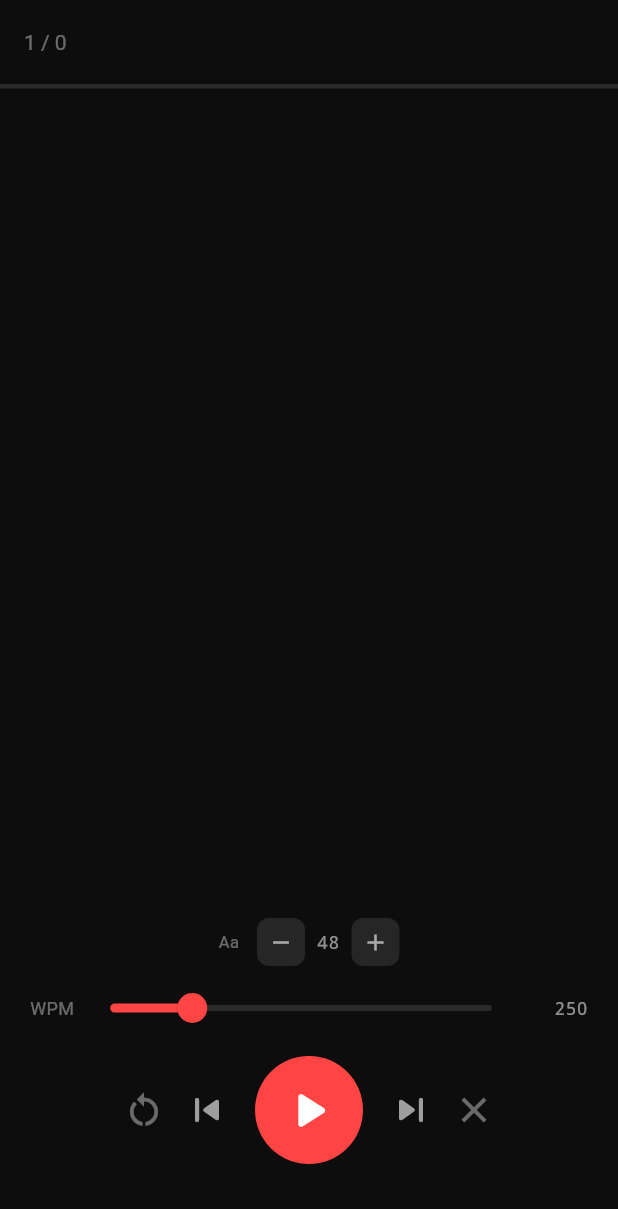
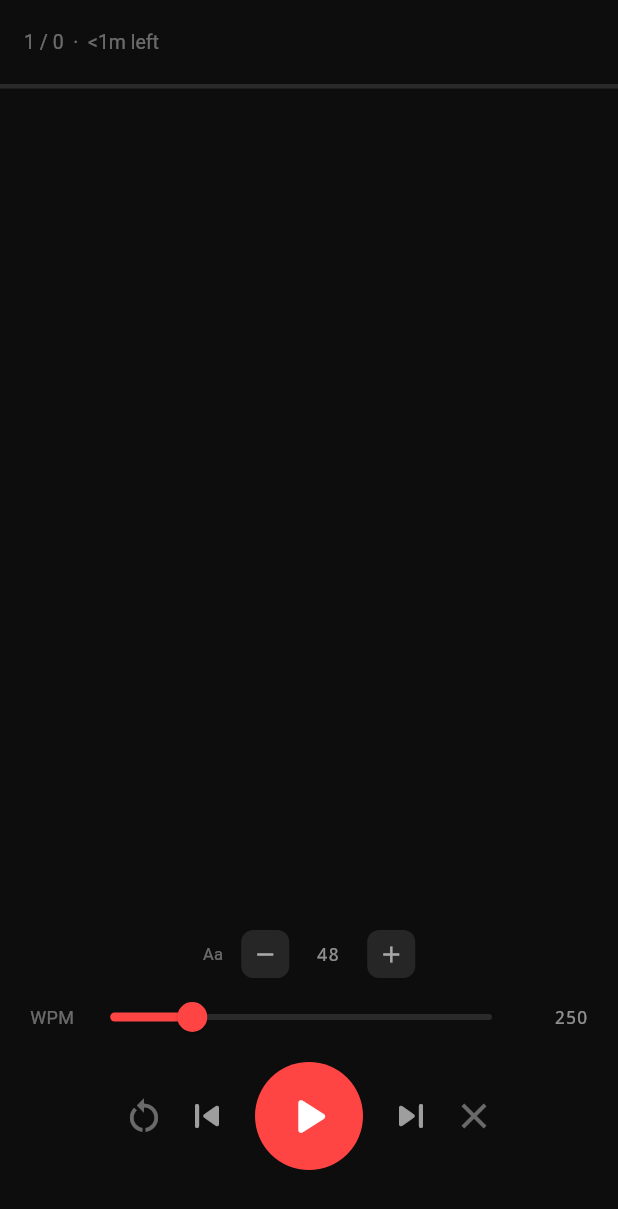
Before and after one commit to VitorPietrobom/monster-reader, a Flutter app: the ReaderScreen screen opened directly, on a phone screen of 412 x 824 dp. Shown: the top 1209 px of the screen. Run offline on Flutter 3.47's test engine with Material 3 defaults, Android fonts, the phone set to English and light mode, and no system bars; our stand-ins replace file_picker, shared_preferences; missing offline and left inert: epubx, pdf_text; accounts and stored records are empty.

Commit message:
feat: punctuation pause, countdown, stats, bookmarks, ePub, clipboard
Punctuation pause: sentence-ending punctuation (.!?…) gets 2.5× delay,
clause punctuation (,;:) gets 1.5×, via a recursive single-shot timer
replacing the old Timer.periodic.

3-2-1 countdown: animated overlay before first play and after restart,
cancellable by tapping the pause button.

Reading stats: app bar now shows word position, total, and estimated
time remaining at the current WPM.

Bookmarks/resume: position is saved to SharedPreferences every 20 words
and on pause; reopening the same text offers to resume from that point.

Persistent settings: WPM and font size survive app restarts via
SharedPreferences, loaded before runApp in main().

ePub import: EpubService strips HTML from chapter content via epubx;
unified import button (PDF or ePub) replaces the PDF-only button.

Clipboard import: one-tap paste button below the text field.

Word count: live count and estimated read-time shown once text is present.

Text preprocessing: TextPreprocessor.clean() fixes hyphenated line
breaks, strips page-number-only lines, and collapses excessive newlines;
applied to all imported files.

Context strip: dimmed scrolling window of surrounding words with the
current word highlighted, shown below the main RSVP display.

https://claude.ai/code/session_01FDcKDcSpKftq4VKRHkEG5q

```diff
--- a/lib/main.dart
+++ b/lib/main.dart
@@ -4,9 +4,11 @@ import 'package:provider/provider.dart';
 
 import 'providers/reader_provider.dart';
 import 'screens/home_screen.dart';
+import 'services/preferences_service.dart';
 
-void main() {
+void main() async {
   WidgetsFlutterBinding.ensureInitialized();
+  await PreferencesService.instance.init();
   SystemChrome.setPreferredOrientations([DeviceOrientation.portraitUp]);
   runApp(const MonsterReaderApp());
 }
--- a/lib/screens/reader_screen.dart
+++ b/lib/screens/reader_screen.dart
@@ -3,10 +3,64 @@ import 'package:flutter/services.dart';
 import 'package:provider/provider.dart';
 
 import '../providers/reader_provider.dart';
+import '../widgets/context_strip.dart';
+import '../widgets/countdown_overlay.dart';
 import '../widgets/word_display.dart';
 
-class ReaderScreen extends StatelessWidget {
+class ReaderScreen extends StatefulWidget {
   const ReaderScreen({super.key});
+
+  @override
+  State<ReaderScreen> createState() => _ReaderScreenState();
+}
+
+class _ReaderScreenState extends State<ReaderScreen> {
+  @override
+  void initState() {
+    super.initState();
+    WidgetsBinding.instance.addPostFrameCallback((_) {
+      final reader = context.read<ReaderProvider>();
+      if (reader.pendingResumeIndex != null) _showResumeDialog(reader);
+    });
+  }
+
+  void _showResumeDialog(ReaderProvider reader) {
+    final index = reader.pendingResumeIndex!;
+    final total = reader.words.length;
+    final pct = (index / total * 100).round();
+    showDialog(
+      context: context,
+      barrierDismissible: false,
+      builder: (_) => AlertDialog(
+        backgroundColor: const Color(0xFF1A1A1A),
+        shape: RoundedRectangleBorder(borderRadius: BorderRadius.circular(16)),
+        title: const Text('Resume reading?'),
+        content: Text(
+          'You previously stopped at word $index of $total ($pct%).',
+          style: const TextStyle(color: Colors.white70),
+        ),
+        actions: [
+          TextButton(
+            onPressed: () {
+              reader.declineResume();
+              Navigator.pop(context);
+            },
+            child: const Text('Start over',
+                style: TextStyle(color: Colors.white38)),
+          ),
+          ElevatedButton(
+            onPressed: () {
+              reader.acceptResume();
+              Navigator.pop(context);
+            },
+            style: ElevatedButton.styleFrom(
+                backgroundColor: const Color(0xFFFF4444)),
+            child: const Text('Resume'),
+          ),
+        ],
+      ),
+    );
+  }
 
   @override
   Widget build(BuildContext context) {
@@ -15,10 +69,18 @@ class ReaderScreen extends StatelessWidget {
       appBar: AppBar(
         automaticallyImplyLeading: false,
         title: Consumer<ReaderProvider>(
-          builder: (_, reader, __) => Text(
-            '${reader.currentIndex + 1} / ${reader.words.length}',
-            style: const TextStyle(fontSize: 14, color: Colors.white38),
-          ),
+          builder: (_, reader, __) {
+            final mins = reader.minutesLeft;
+            final timeStr = mins < 1
+                ? '<1m left'
+                : mins < 60
+                    ? '${mins.round()}m left'
+                    : '${(mins / 60).floor()}h ${(mins % 60).round()}m left';
+            return Text(
+              '${reader.currentIndex + 1} / ${reader.words.length}  ·  $timeStr',
+              style: const TextStyle(fontSize: 13, color: Colors.white38),
+            );
+          },
         ),
         backgroundColor: Colors.transparent,
         elevation: 0,
@@ -30,7 +92,8 @@ class ReaderScreen extends StatelessWidget {
               LinearProgressIndicator(
                 value: reader.progress,
                 backgroundColor: Colors.white12,
-                valueColor: const AlwaysStoppedAnimation(Color(0xFFFF4444)),
+                valueColor:
+                    const AlwaysStoppedAnimation(Color(0xFFFF4444)),
                 minHeight: 3,
               ),
               Expanded(
@@ -41,13 +104,20 @@ class ReaderScreen extends StatelessWidget {
                   },
                   behavior: HitTestBehavior.opaque,
                   child: Center(
-                    child: WordDisplay(
-                      word: reader.currentWord,
-                      fontSize: reader.fontSize,
-                    ),
+                    child: reader.countdown != null
+                        ? CountdownOverlay(count: reader.countdown!)
+                        : WordDisplay(
+                            word: reader.currentWord,
+                            fontSize: reader.fontSize,
+                          ),
                   ),
                 ),
               ),
+              if (reader.countdown == null)
+                ContextStrip(
+                  contextWords: reader.contextWords,
+                  currentIndex: reader.currentIndex,
+                ),
               _FontSizeControls(reader: reader),
               _WpmSlider(reader: reader),
               _Controls(reader: reader),
@@ -66,22 +136,30 @@ class _FontSizeControls extends StatelessWidget {
   @override
   Widget build(BuildContext context) {
     return Padding(
-      padding: const EdgeInsets.symmetric(horizontal: 24, vertical: 4),
+      padding: const EdgeInsets.symmetric(horizontal: 24, vertical: 2),
       child: Row(
         mainAxisAlignment: MainAxisAlignment.center,
         children: [
-          const Text('Aa', style: TextStyle(color: Colors.white38, fontSize: 11)),
+          const Text('Aa',
+              style: TextStyle(color: Colors.white38, fontSize: 11)),
           const SizedBox(width: 12),
           _sizeBtn(Icons.remove, () {
             HapticFeedback.selectionClick();
             reader.setFontSize(reader.fontSize - 4);
           }),
-          const SizedBox(width: 8),
-          Text(
-            '${reader.fontSize.round()}',
-            style: const TextStyle(color: Colors.white54, fontSize: 12, fontFamily: 'monospace'),
+          const SizedBox(width: 10),
+          SizedBox(
+            width: 32,
+            child: Text(
+              '${reader.fontSize.round()}',
+              style: const TextStyle(
+                  color: Colors.white54,
+                  fontSize: 12,
+                  fontFamily: 'monospace'),
+              textAlign: TextAlign.center,
+            ),
           ),
-          const SizedBox(width: 8),
+          const SizedBox(width: 10),
           _sizeBtn(Icons.add, () {
             HapticFeedback.selectionClick();
             reader.setFontSize(reader.fontSize + 4);
@@ -115,7 +193,8 @@ class _WpmSlider extends StatelessWidget {
       padding: const EdgeInsets.symmetric(horizontal: 20),
       child: Row(
         children: [
-          const Text('WPM', style: TextStyle(color: Colors.white38, fontSize: 12)),
+          const Text('WPM',
+              style: TextStyle(color: Colors.white38, fontSize: 12)),
           Expanded(
             child: Slider(
               value: reader.wpm.toDouble(),
@@ -135,7 +214,9 @@ class _WpmSlider extends StatelessWidget {
             child: Text(
               '${reader.wpm}',
               style: const TextStyle(
-                  color: Colors.white54, fontSize: 12, fontFamily: 'monospace'),
+                  color: Colors.white54,
+                  fontSize: 12,
+                  fontFamily: 'monospace'),
               textAlign: TextAlign.right,
             ),
           ),
@@ -152,7 +233,7 @@ class _Controls extends StatelessWidget {
   @override
   Widget build(BuildContext context) {
     return Padding(
-      padding: const EdgeInsets.only(bottom: 48, top: 8),
+      padding: const EdgeInsets.only(bottom: 44, top: 6),
       child: Row(
         mainAxisAlignment: MainAxisAlignment.center,
         children: [
@@ -202,7 +283,9 @@ class _Controls extends StatelessWidget {
             shape: BoxShape.circle,
           ),
           child: Icon(
-            reader.isPlaying ? Icons.pause_rounded : Icons.play_arrow_rounded,
+            reader.isPlaying || reader.countdown != null
+                ? Icons.pause_rounded
+                : Icons.play_arrow_rounded,
             size: 42,
             color: Colors.white,
           ),
--- /dev/null
+++ b/lib/services/preferences_service.dart
@@ -0,0 +1,28 @@
+import 'package:shared_preferences/shared_preferences.dart';
+
+class PreferencesService {
+  PreferencesService._();
+  static final instance = PreferencesService._();
+
+  late SharedPreferences _prefs;
+
+  Future<void> init() async {
+    _prefs = await SharedPreferences.getInstance();
+  }
+
+  int get wpm => _prefs.getInt('wpm') ?? 250;
+  double get fontSize => _prefs.getDouble('fontSize') ?? 48.0;
+  String? get lastTextKey => _prefs.getString('lastTextKey');
+  int? get lastWordIndex {
+    final v = _prefs.getInt('lastWordIndex');
+    return (v == null || v == 0) ? null : v;
+  }
+
+  Future<void> saveWpm(int v) => _prefs.setInt('wpm', v);
+  Future<void> saveFontSize(double v) => _prefs.setDouble('fontSize', v);
+
+  Future<void> saveBookmark(String key, int index) async {
+    await _prefs.setString('lastTextKey', key);
+    await _prefs.setInt('lastWordIndex', index);
+  }
+}
--- /dev/null
+++ b/lib/widgets/context_strip.dart
@@ -0,0 +1,39 @@
+import 'package:flutter/material.dart';
+
+class ContextStrip extends StatelessWidget {
+  final List<MapEntry<int, String>> contextWords;
+  final int currentIndex;
+
+  const ContextStrip({
+    super.key,
+    required this.contextWords,
+    required this.currentIndex,
+  });
+
+  @override
+  Widget build(BuildContext context) {
+    return Container(
+      height: 68,
+      padding: const EdgeInsets.symmetric(horizontal: 28, vertical: 8),
+      child: Text.rich(
+        TextSpan(
+          children: contextWords.map((entry) {
+            final isCurrent = entry.key == currentIndex;
+            return TextSpan(
+              text: '${entry.value} ',
+              style: TextStyle(
+                fontSize: 13,
+                height: 1.6,
+                color: isCurrent ? Colors.white : Colors.white30,
+                fontWeight: isCurrent ? FontWeight.w600 : FontWeight.normal,
+              ),
+            );
+          }).toList(),
+        ),
+        textAlign: TextAlign.center,
+        maxLines: 3,
+        overflow: TextOverflow.clip,
+      ),
+    );
+  }
+}
--- a/pubspec.yaml
+++ b/pubspec.yaml
@@ -12,6 +12,8 @@ dependencies:
   provider: ^6.1.2
   file_picker: ^8.1.2
   pdf_text: ^0.2.1
+  shared_preferences: ^2.3.2
+  epubx: ^2.0.3
 
 dev_dependencies:
   flutter_test:
```
Also changed, not shown: lib/providers/reader_provider.dart (+142 -20 lines), lib/screens/home_screen.dart (+97 -36 lines), lib/services/epub_service.dart (added, +39 -0 lines), lib/services/text_preprocessor.dart (added, +14 -0 lines), lib/widgets/countdown_overlay.dart (added, +30 -0 lines), 1 other file.
